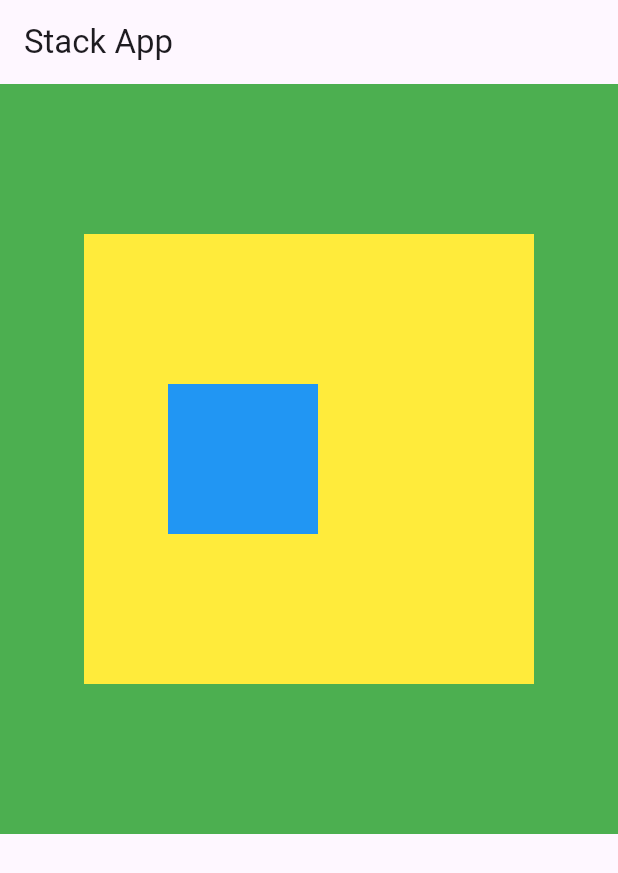
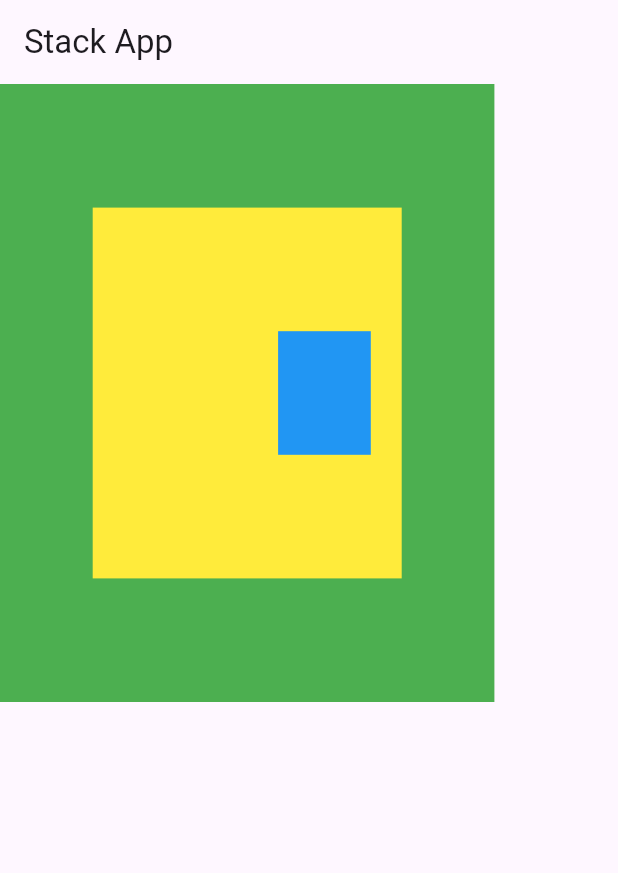
Before and after one commit to juanalenca/Flutter-Projects, a Flutter app: the screen it shows after launch, on a phone screen of 412 x 824 dp. Shown: the top 873 px of the screen. Run offline on Flutter 3.47's test engine with Material 3 defaults, Android fonts, the phone set to English and light mode, and no system bars.

Commit message:
Update main.dart

```diff
--- a/devel/stack/lib/main.dart
+++ b/devel/stack/lib/main.dart
@@ -1,69 +1,67 @@
 import 'package:flutter/material.dart';
 
 void main() {
-  runApp(const MyApp()); // Função principal que inicia o aplicativo, chamando a classe MyApp.
+  runApp(const MyApp());
 }
 
-// A classe MyApp é um StatelessWidget, ou seja, ela não mantém um estado interno e é ideal para
-// elementos que não precisam ser alterados após sua criação.
 class MyApp extends StatelessWidget {
-
-  // Construtor constante. O 'const' otimiza o desempenho da aplicação ao garantir que esta instância
-  // seja imutável e possa ser reutilizada em recompilações sem recriá-la.
   const MyApp({super.key});
 
-  // O método build é responsável por retornar a interface visual do aplicativo.
   @override
   Widget build(BuildContext context) {
-
-    return MaterialApp( // Cria o aplicativo com estilo Material Design.
-      // O widget Scaffold fornece a estrutura básica para uma página, incluindo appBar, body, etc.
+    return MaterialApp(
       home: Scaffold(
-
-        // A AppBar é a barra superior do aplicativo, geralmente usada para títulos e ações.
         appBar: AppBar(
-          title: const Text("Stack App"), // Define o texto exibido na barra de título da aplicação.
+          title: const Text("Stack App"),
         ),
-
-        // O Stack permite sobrepor widgets uns aos outros em uma ordem específica, como uma pilha.
-        body: Stack(
-
-          // O alinhamento padrão dos widgets dentro do Stack é definido para o centro da tela.
-          alignment: AlignmentDirectional.center,
-
-          children: [
-
-            // Primeiro Container, de cor verde, que ocupa 500x500 pixels.
-            // Este será o widget de fundo, já que está na base da pilha.
-            Container(
-              width: 500,  // Largura do Container.
-              height: 500, // Altura do Container.
-              color: Colors.green, // Cor de fundo verde.
-            ),
-
-            // Segundo Container, de cor amarela, com tamanho de 300x300 pixels.
-            // Ele ficará sobreposto ao primeiro, pois o Stack funciona como uma pilha.
-            Container(
-              width: 300,  // Largura do Container.
-              height: 300, // Altura do Container.
-              color: Colors.yellow, // Cor de fundo amarela.
-            ),
-
-            // Positioned é usado para posicionar manualmente um widget dentro do Stack.
-            // Aqui, o terceiro Container (azul) é posicionado a 200 pixels da parte inferior
-            // e 200 pixels da direita do Stack.
-            Positioned(
-              bottom: 200, // Distância da parte inferior do Stack.
-              right: 200,  // Distância da parte direita do Stack.
-              child: Container(
-                width: 100,  // Largura do Container.
-                height: 100, // Altura do Container.
-                color: Colors.blue, // Cor de fundo azul.
-              ),
-            ),
-          ],
-        ),
+        body: const ResponsiveStack(),
       ),
     );
   }
 }
+
+// Widget separado para facilitar a manutenção e melhorar a clareza.
+class ResponsiveStack extends StatelessWidget {
+  const ResponsiveStack({super.key});
+
+  @override
+  Widget build(BuildContext context) {
+    final mediaQuery = MediaQuery.of(context);
+    final screenWidth = mediaQuery.size.width;
+    final screenHeight = mediaQuery.size.height;
+
+    return Stack(
+      alignment: AlignmentDirectional.center,
+      children: [
+        _buildContainer(
+          width: screenWidth * 0.8,
+          height: screenHeight * 0.5,
+          color: Colors.green,
+        ),
+        _buildContainer(
+          width: screenWidth * 0.5,
+          height: screenHeight * 0.3,
+          color: Colors.yellow,
+        ),
+        Positioned(
+          bottom: screenHeight * 0.2,
+          right: screenWidth * 0.2,
+          child: _buildContainer(
+            width: screenWidth * 0.15,
+            height: screenHeight * 0.1,
+            color: Colors.blue,
+          ),
+        ),
+      ],
+    );
+  }
+
+  // Método reutilizável para criar containers com as propriedades fornecidas.
+  Widget _buildContainer({required double width, required double height, required Color color}) {
+    return Container(
+      width: width,
+      height: height,
+      color: color,
+    );
+  }
+}
```
